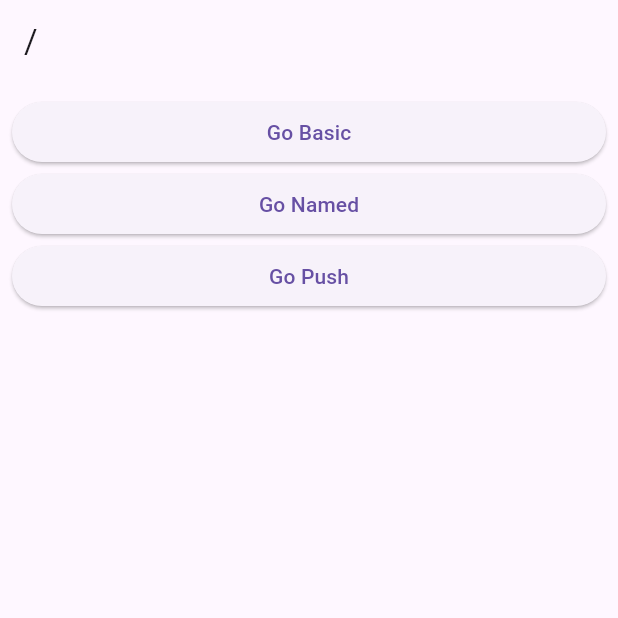
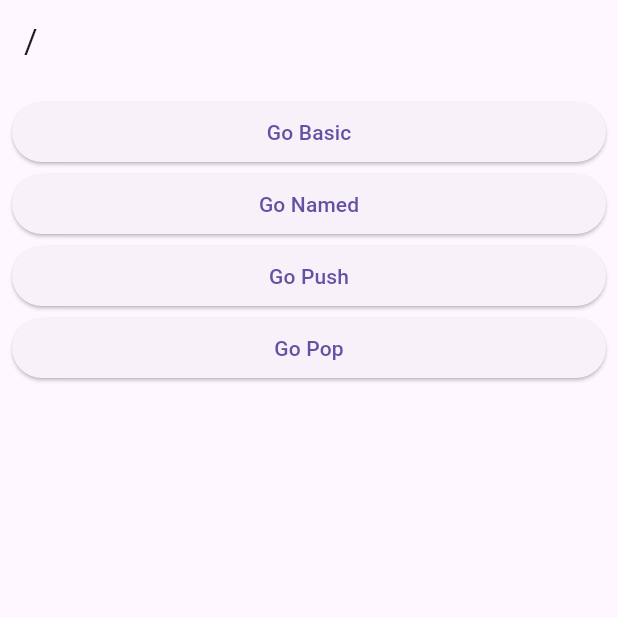
Before and after one commit to kgkang/flutter_gorouter_v7, a Flutter app: the screen it shows after launch, on a phone screen of 412 x 824 dp, the top half of it. Run offline on Flutter 3.47's test engine with Material 3 defaults, Android fonts, the phone set to English and light mode, and no system bars; our stand-ins replace go_router.

Commit message:
SE13.5 Pop 함수

```diff
--- a/lib/route/router.dart
+++ b/lib/route/router.dart
@@ -1,4 +1,6 @@
 import 'package:flutter_gorouter_v7/screens/1_basic_screen.dart';
+import 'package:flutter_gorouter_v7/screens/4_pop_base_screen.dart';
+import 'package:flutter_gorouter_v7/screens/5_pop_return_screen.dart';
 import 'package:flutter_gorouter_v7/screens/root_screen.dart';
 import 'package:go_router/go_router.dart';
 
@@ -38,6 +40,21 @@ final router = GoRouter(
               return PushScreen();
             }
         ),
+        GoRoute(
+            path: 'pop',
+            builder: (context, state) {
+              return PopBaseScreen();
+            },
+          routes: [
+            // /pop/return
+            GoRoute(
+              path: 'return',
+              builder: (context, state) {
+                return PopReturnScreen();
+              }
+            )
+          ]
+        ),
       ],
     ),
   ],
--- a/lib/screens/root_screen.dart
+++ b/lib/screens/root_screen.dart
@@ -29,6 +29,12 @@ class RootScreen extends StatelessWidget {
             },
             child: Text('Go Push'),
           ),
+          ElevatedButton(
+            onPressed: () {
+              context.go('/pop');
+            },
+            child: Text('Go Pop'),
+          ),
         ],
       ),
     );
```
Also changed, not shown: lib/screens/4_pop_base_screen.dart (added, +27 -0 lines), lib/screens/5_pop_return_screen.dart (added, +26 -0 lines).
